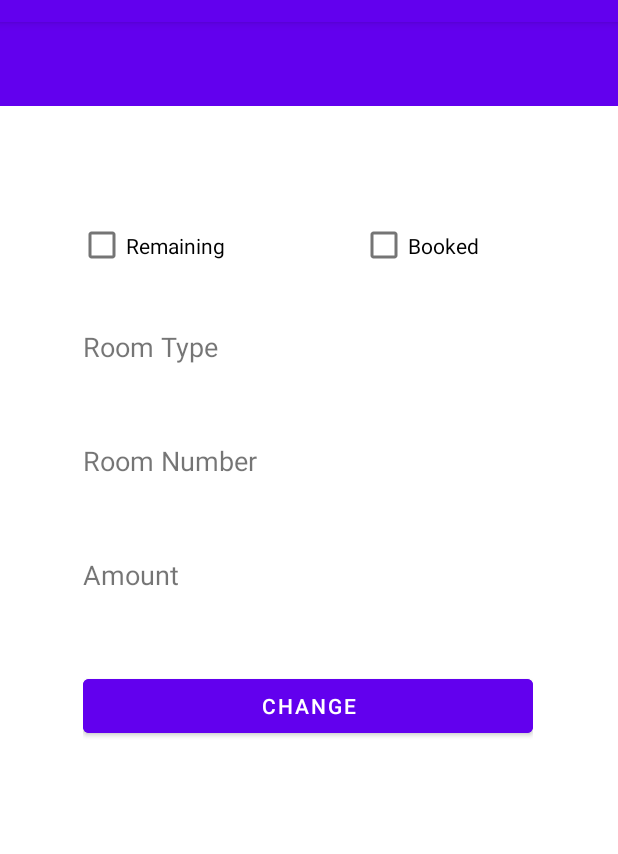
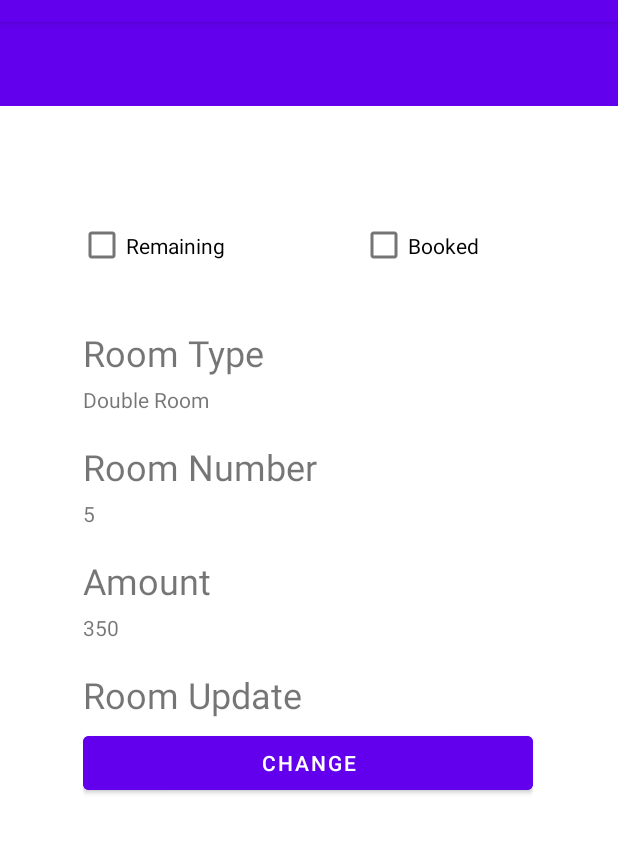
Before and after one commit to RobertHESSO/RoomReservation, an Android app: the BookedRoomList screen opened directly, with no data from a screen before it, on a phone screen of 412 x 824 dp, the part 62-916 px from its top. Run offline under Robolectric (Android 15) with nearby library versions, the phone set to English and light mode, and no system bars.

Commit message:
RoomList verändert

```diff
--- a/app/src/main/res/layout/activity_booked_room_list.xml
+++ b/app/src/main/res/layout/activity_booked_room_list.xml
@@ -21,7 +21,7 @@
         android:layout_width="300dp"
         android:layout_height="412dp"
         android:layout_marginTop="204dp"
-        android:background="@color/white"
+        android:background="#FFFFFF"
         android:orientation="vertical"
         app:layout_constraintEnd_toEndOf="parent"
         app:layout_constraintHorizontal_bias="0.495"
@@ -33,36 +33,46 @@
             android:layout_width="match_parent"
             android:layout_height="38dp"
             android:text="Room Type"
-            android:textSize="18sp" />
+            android:textSize="24sp" />
 
         <TextView
             android:id="@+id/TextView2RoomType"
             android:layout_width="match_parent"
-            android:layout_height="38dp" />
+            android:layout_height="38dp"
+            android:text="Double Room" />
 
         <TextView
             android:id="@+id/textViewRoomNumberRoomList"
             android:layout_width="match_parent"
             android:layout_height="38dp"
             android:text="Room Number"
-            android:textSize="18sp" />
+            android:textSize="24sp" />
 
         <TextView
             android:id="@+id/textView2RoomNumber"
             android:layout_width="match_parent"
-            android:layout_height="38dp" />
+            android:layout_height="38dp"
+            android:text="5" />
 
         <TextView
             android:id="@+id/textViewAmountRoomList"
             android:layout_width="match_parent"
             android:layout_height="38dp"
             android:text="Amount"
-            android:textSize="18sp" />
+            android:textSize="24sp" />
 
         <TextView
             android:id="@+id/textView2AmountRoomList"
             android:layout_width="match_parent"
-            android:layout_height="38dp" />
+            android:layout_height="38dp"
+            android:text="350" />
+
+        <TextView
+            android:id="@+id/textViewRoomUpdate"
+            android:layout_width="match_parent"
+            android:layout_height="38dp"
+            android:text="Room Update"
+            android:textSize="24sp" />
 
         <Button
             android:id="@+id/buttonCHangeRoomList"
```
